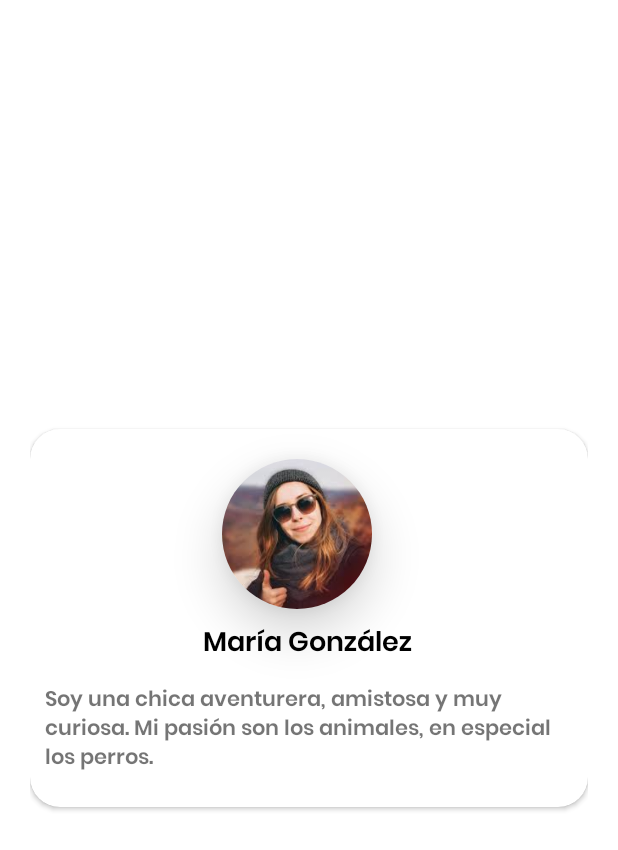
After one commit to AndresOtalora01/GroupZ, an Android app: the layout friendzone_dialog_layout.xml on its own in the app's theme, with its tools: preview values and no code run, on a phone screen of 412 x 824 dp. The commit adds this screen. Shown: the top 850 px of the screen. Run offline under Robolectric (Android 15) with nearby library versions, the phone set to English and light mode, and no system bars.

Commit message:
pop up de "friendzone ha crecido" añadido - onClick listener en el botón like de swipe

```diff
--- a/app/src/main/java/cat/copernic/groupz/ui/activities/main/fragments/SwipeFragment.kt
+++ b/app/src/main/java/cat/copernic/groupz/ui/activities/main/fragments/SwipeFragment.kt
@@ -1,15 +1,19 @@
 package cat.copernic.groupz.ui.activities.main.fragments
 
+import android.app.Dialog
+import android.graphics.Color
+import android.graphics.drawable.ColorDrawable
 import android.os.Bundle
-import androidx.fragment.app.Fragment
 import android.view.LayoutInflater
 import android.view.View
 import android.view.ViewGroup
+import android.widget.ImageButton
+import androidx.fragment.app.Fragment
 import cat.copernic.groupz.R
 
 
 class SwipeFragment : Fragment() {
-
+     lateinit var dialog : Dialog
     override fun onCreateView(
         inflater: LayoutInflater, container: ViewGroup?,
         savedInstanceState: Bundle?
@@ -18,4 +22,19 @@ class SwipeFragment : Fragment() {
         return inflater.inflate(R.layout.fragment_swipe, container, false)
     }
 
+    override fun onViewCreated(view: View, savedInstanceState: Bundle?) {
+        super.onViewCreated(view, savedInstanceState)
+        var buttonDialog = view.findViewById<ImageButton>(R.id.btnLike)
+
+        dialog = context?.let { Dialog(it) }!!
+        buttonDialog.setOnClickListener {
+            openMatchDialog()
+        }
+    }
+
+    private fun openMatchDialog() {
+        dialog.setContentView(R.layout.friendzone_dialog_layout)
+        dialog.window?.setBackgroundDrawable(ColorDrawable(Color.TRANSPARENT))
+        dialog.show()
+    }
 }
--- a/app/src/main/res/layout/fragment_swipe.xml
+++ b/app/src/main/res/layout/fragment_swipe.xml
@@ -211,6 +211,7 @@
             android:background="@drawable/ic_group_request" />
 
         <ImageButton
+            android:id="@+id/btnLike"
             android:layout_width="60dp"
             android:layout_height="60dp"
             android:layout_gravity="center"
--- /dev/null
+++ b/app/src/main/res/layout/friendzone_dialog_layout.xml
@@ -0,0 +1,93 @@
+<?xml version="1.0" encoding="utf-8"?>
+<androidx.constraintlayout.widget.ConstraintLayout xmlns:android="http://schemas.android.com/apk/res/android"
+    xmlns:app="http://schemas.android.com/apk/res-auto"
+    xmlns:tools="http://schemas.android.com/tools"
+    android:layout_width="match_parent"
+    android:layout_height="wrap_content"
+    android:layout_gravity="center"
+    android:layout_marginStart="20dp"
+    android:layout_marginEnd="20dp">
+
+    <TextView
+        android:id="@+id/textView7"
+        android:layout_width="wrap_content"
+        android:layout_height="wrap_content"
+        android:fontFamily="@font/poppins_bold"
+        android:gravity="center"
+        android:text="¡Tu friendzone ha crecido!"
+        android:textColor="@color/white"
+        android:textSize="20sp"
+        app:layout_constraintBottom_toTopOf="@+id/cardView3"
+        app:layout_constraintEnd_toEndOf="parent"
+        app:layout_constraintStart_toStartOf="parent"
+        app:layout_constraintTop_toTopOf="parent"
+        app:layout_constraintVertical_bias="0.884" />
+
+    <androidx.cardview.widget.CardView
+        android:id="@+id/cardView3"
+        android:layout_width="match_parent"
+        android:layout_height="wrap_content"
+        app:cardCornerRadius="20dp"
+        app:layout_constraintBottom_toBottomOf="parent"
+        app:layout_constraintEnd_toEndOf="parent"
+        app:layout_constraintStart_toStartOf="parent"
+        app:layout_constraintTop_toTopOf="parent">
+
+
+        <androidx.constraintlayout.widget.ConstraintLayout
+            android:layout_width="match_parent"
+            android:layout_height="match_parent">
+
+
+            <androidx.cardview.widget.CardView
+                android:id="@+id/cardView2"
+                android:layout_width="100dp"
+                android:layout_height="100dp"
+                app:cardCornerRadius="100dp"
+                app:cardElevation="20dp"
+                android:layout_marginTop="20dp"
+                app:layout_constraintEnd_toEndOf="parent"
+                app:layout_constraintHorizontal_bias="0.47"
+                app:layout_constraintStart_toStartOf="parent"
+                app:layout_constraintTop_toTopOf="parent">
+
+                <ImageView
+                    android:id="@+id/tvNotificationImage"
+                    android:layout_width="wrap_content"
+                    android:layout_height="wrap_content"
+                    android:scaleType="centerCrop"
+                    app:srcCompat="@drawable/pedra" />
+            </androidx.cardview.widget.CardView>
+
+            <TextView
+                android:id="@+id/tvDialogName"
+                android:layout_width="wrap_content"
+                android:layout_height="wrap_content"
+                android:layout_marginTop="8dp"
+                android:fontFamily="@font/poppins_semibold"
+                android:text="María González"
+                android:textColor="@color/black"
+                android:textSize="18sp"
+                app:layout_constraintEnd_toEndOf="parent"
+                app:layout_constraintHorizontal_bias="0.496"
+                app:layout_constraintStart_toStartOf="parent"
+                app:layout_constraintTop_toBottomOf="@+id/cardView2" />
+
+            <TextView
+                android:layout_width="wrap_content"
+                android:layout_height="wrap_content"
+                android:layout_marginBottom="10dp"
+                android:fontFamily="@font/poppins_semibold"
+                android:padding="10dp"
+                android:text="Soy una chica aventurera, amistosa y muy curiosa. Mi pasión son los animales, en especial los perros."
+                app:layout_constraintBottom_toBottomOf="parent"
+                app:layout_constraintEnd_toEndOf="parent"
+                app:layout_constraintHorizontal_bias="0.0"
+                app:layout_constraintStart_toStartOf="parent"
+                app:layout_constraintTop_toBottomOf="@+id/tvDialogName"
+                app:layout_constraintVertical_bias="0.45" />
+
+
+        </androidx.constraintlayout.widget.ConstraintLayout>
+    </androidx.cardview.widget.CardView>
+</androidx.constraintlayout.widget.ConstraintLayout>
```
